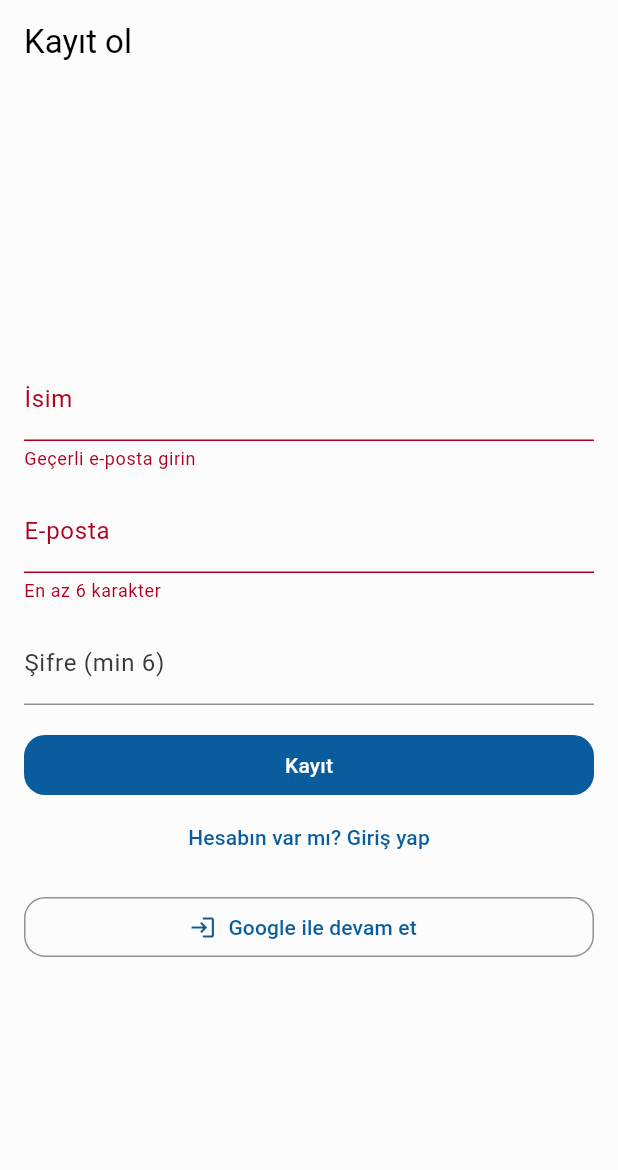
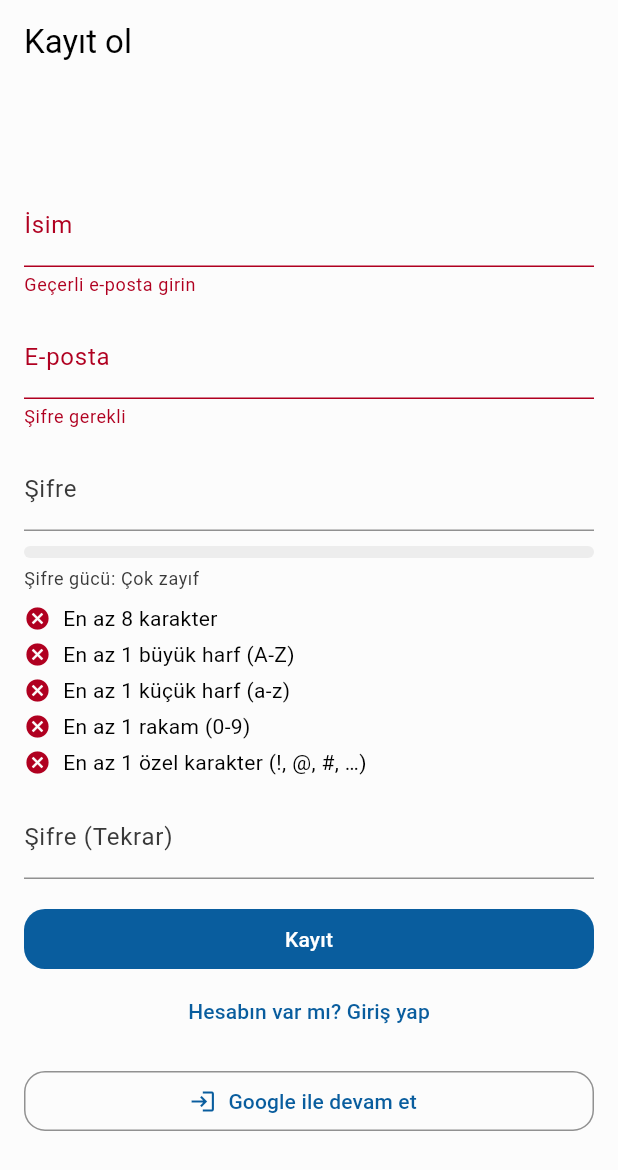
Before and after one commit to Yido1007/dorm_chef, a Flutter app: the screen it shows after launch, after a tap on "Giriş", after a tap on "Hesabın yok mu? Kayıt ol", on a phone screen of 412 x 824 dp. Shown: the top 1170 px of the screen. Run offline on Flutter 3.47's test engine with Material 3 defaults, Android fonts, the phone set to English and light mode, and no system bars; our stand-ins replace cloud_firestore, firebase_auth, firebase_core, flex_color_scheme, google_sign_in, hive and 3 more; missing offline and left inert: android_intent_plus, mobile_scanner; accounts and stored records are empty.

Commit message:
Update password policy for auth screen

```diff
--- a/lib/screen/core/auth.dart
+++ b/lib/screen/core/auth.dart
@@ -13,6 +13,8 @@ class _AuthScreenState extends State<AuthScreen> {
   final _email = TextEditingController();
   final _pass = TextEditingController();
   final _name = TextEditingController();
+  final _confirm = TextEditingController();
+
   bool _isLogin = true;
   bool _loading = false;
   final _auth = AuthService();
@@ -22,6 +24,7 @@ class _AuthScreenState extends State<AuthScreen> {
     _email.dispose();
     _pass.dispose();
     _name.dispose();
+    _confirm.dispose();
     super.dispose();
   }
 
@@ -30,19 +33,23 @@ class _AuthScreenState extends State<AuthScreen> {
     setState(() => _loading = true);
     try {
       if (_isLogin) {
-        await _auth.signIn(email: _email.text, password: _pass.text);
+        await _auth.signIn(email: _email.text.trim(), password: _pass.text);
       } else {
         await _auth.signUpWithName(
           name: _name.text.trim(),
-          email: _email.text,
+          email: _email.text.trim(),
           password: _pass.text,
         );
       }
+    } on FirebaseAuthException catch (e) {
+      if (!mounted) return;
+      final msg = e.message ?? _mapAuthError(e);
+      ScaffoldMessenger.of(context).showSnackBar(SnackBar(content: Text(msg)));
     } catch (e) {
       if (!mounted) return;
       ScaffoldMessenger.of(
         context,
-      ).showSnackBar(SnackBar(content: Text(e.toString())));
+      ).showSnackBar(SnackBar(content: Text('Bir hata oluştu: $e')));
     } finally {
       if (mounted) setState(() => _loading = false);
     }
@@ -85,9 +92,7 @@ class _AuthScreenState extends State<AuthScreen> {
     if (!mounted) return;
     setState(() => _loading = true);
     try {
-      // Sadece gönder — e-posta var/yok ayırt etme (enumeration yok)
       await _auth.sendPasswordResetEmail(email: email);
-
       if (!mounted) return;
       ScaffoldMessenger.of(context).showSnackBar(
         const SnackBar(
@@ -102,7 +107,7 @@ class _AuthScreenState extends State<AuthScreen> {
         'missing-email' => 'E-posta adresi gerekli.',
         'too-many-requests' =>
           'Çok fazla deneme. Bir süre sonra tekrar deneyin.',
-        _ => 'İşlem tamamlanamadı. Lütfen tekrar deneyin.',
+        _ => e.message ?? 'İşlem tamamlanamadı. Lütfen tekrar deneyin.',
       };
       if (mounted) {
         ScaffoldMessenger.of(
@@ -114,8 +119,25 @@ class _AuthScreenState extends State<AuthScreen> {
     }
   }
 
+  String _mapAuthError(FirebaseAuthException e) {
+    switch (e.code) {
+      case 'weak-password':
+        return 'Şifre Firebase politikasını karşılamıyor.';
+      case 'email-already-in-use':
+        return 'Bu e-posta zaten kayıtlı.';
+      case 'invalid-email':
+        return 'Geçersiz e-posta.';
+      case 'wrong-password':
+        return 'Hatalı şifre.';
+      default:
+        return 'Hata: ${e.code}';
+    }
+  }
+
   @override
   Widget build(BuildContext context) {
+    final cs = Theme.of(context).colorScheme;
+
     return Scaffold(
       appBar: AppBar(title: Text(_isLogin ? 'Giriş yap' : 'Kayıt ol')),
       body: Center(
@@ -140,7 +162,7 @@ class _AuthScreenState extends State<AuthScreen> {
                         return null;
                       },
                     ),
-                    SizedBox(height: 12),
+                    const SizedBox(height: 12),
                   ],
                   TextFormField(
                     controller: _email,
@@ -155,16 +177,37 @@ class _AuthScreenState extends State<AuthScreen> {
                   const SizedBox(height: 12),
                   TextFormField(
                     controller: _pass,
-                    decoration: const InputDecoration(
-                      labelText: 'Şifre (min 6)',
+                    decoration: const InputDecoration(labelText: 'Şifre'),
+                    obscureText: true,
+                    onChanged:
+                        (_) => setState(() {}),
+                    validator: (v) {
+                      final s = v ?? '';
+                      if (s.isEmpty) return 'Şifre gerekli';
+                      return null;
+                    },
+                  ),
+                  if (!_isLogin) ...[
+                    const SizedBox(height: 10),
+                    _PasswordStrengthBar(password: _pass.text),
+                    const SizedBox(height: 8),
+                    _PasswordRulesChecklist(password: _pass.text),
+                    const SizedBox(height: 12),
+                    TextFormField(
+                      controller: _confirm,
+                      decoration: const InputDecoration(
+                        labelText: 'Şifre (Tekrar)',
+                      ),
+                      obscureText: true,
+                      validator: (v) {
+                        if (v == null || v.isEmpty)
+                          return 'Şifreyi tekrar girin';
+                        if (v != _pass.text) return 'Şifreler eşleşmiyor';
+                        return null;
+                      },
                     ),
-                    obscureText: true,
-                    validator:
-                        (v) =>
-                            (v != null && v.length >= 6)
-                                ? null
-                                : 'En az 6 karakter',
-                  ),
+                  ],
+
                   const SizedBox(height: 16),
                   SizedBox(
                     width: double.infinity,
@@ -192,7 +235,7 @@ class _AuthScreenState extends State<AuthScreen> {
                         child: const Text('Şifremi unuttum?'),
                       ),
                     ),
-                  SizedBox(height: 12),
+                  const SizedBox(height: 12),
                   SizedBox(
                     width: double.infinity,
                     child: OutlinedButton.icon(
@@ -225,3 +268,112 @@ class _AuthScreenState extends State<AuthScreen> {
     );
   }
 }
+class _PasswordStrengthBar extends StatelessWidget {
+  const _PasswordStrengthBar({required this.password});
+  final String password;
+
+  @override
+  Widget build(BuildContext context) {
+    final cs = Theme.of(context).colorScheme;
+    final score = _score(password);
+    final frac = (score / 5).clamp(0.0, 1.0);
+    String label;
+    if (score <= 1) {
+      label = 'Çok zayıf';
+    } else if (score == 2) {
+      label = 'Zayıf';
+    } else if (score == 3) {
+      label = 'Orta';
+    } else if (score == 4) {
+      label = 'Güçlü';
+    } else {
+      label = 'Çok güçlü';
+    }
+    Color barColor;
+    if (score <= 2) {
+      barColor = cs.error;
+    } else if (score == 3) {
+      barColor = cs.tertiary;
+    } else {
+      barColor = cs.primary;
+    }
+    return Column(
+      crossAxisAlignment: CrossAxisAlignment.start,
+      children: [
+        ClipRRect(
+          borderRadius: BorderRadius.circular(8),
+          child: LinearProgressIndicator(
+            value: frac,
+            minHeight: 8,
+            color: barColor,
+            backgroundColor: cs.surfaceContainerHigh,
+          ),
+        ),
+        const SizedBox(height: 6),
+        Text(
+          'Şifre gücü: $label',
+          style: Theme.of(context).textTheme.bodySmall?.copyWith(
+            color: Theme.of(context).colorScheme.onSurfaceVariant,
+          ),
+        ),
+      ],
+    );
+  }
+
+  static int _score(String s) {
+    if (s.isEmpty) return 0;
+    var pts = 0;
+    if (s.length >= 8) pts++;
+    if (RegExp(r'[A-Z]').hasMatch(s)) pts++;
+    if (RegExp(r'[a-z]').hasMatch(s)) pts++;
+    if (RegExp(r'\d').hasMatch(s)) pts++;
+    if (RegExp(r'[!@#\$%\^&\*\(\)_\+\-=\[\]{};:"\\|,.<>\/?`~]').hasMatch(s))
+      pts++;
+    return pts;
+  }
+}
+
+class _PasswordRulesChecklist extends StatelessWidget {
+  const _PasswordRulesChecklist({required this.password});
+  final String password;
+
+  @override
+  Widget build(BuildContext context) {
+    final cs = Theme.of(context).colorScheme;
+
+    final hasLen = password.length >= 8;
+    final hasUp = RegExp(r'[A-Z]').hasMatch(password);
+    final hasLow = RegExp(r'[a-z]').hasMatch(password);
+    final hasNum = RegExp(r'\d').hasMatch(password);
+    final hasSpec = RegExp(
+      r'[!@#\$%\^&\*\(\)_\+\-=\[\]{};:"\\|,.<>\/?`~]',
+    ).hasMatch(password);
+
+    Widget row(bool ok, String text) => Row(
+      children: [
+        Icon(
+          ok ? Icons.check_circle : Icons.cancel,
+          size: 18,
+          color: ok ? cs.primary : cs.error,
+        ),
+        const SizedBox(width: 8),
+        Expanded(child: Text(text)),
+      ],
+    );
+
+    return Column(
+      crossAxisAlignment: CrossAxisAlignment.start,
+      children: [
+        row(hasLen, 'En az 8 karakter'),
+        const SizedBox(height: 4),
+        row(hasUp, 'En az 1 büyük harf (A-Z)'),
+        const SizedBox(height: 4),
+        row(hasLow, 'En az 1 küçük harf (a-z)'),
+        const SizedBox(height: 4),
+        row(hasNum, 'En az 1 rakam (0-9)'),
+        const SizedBox(height: 4),
+        row(hasSpec, 'En az 1 özel karakter (!, @, #, …)'),
+      ],
+    );
+  }
+}
```
